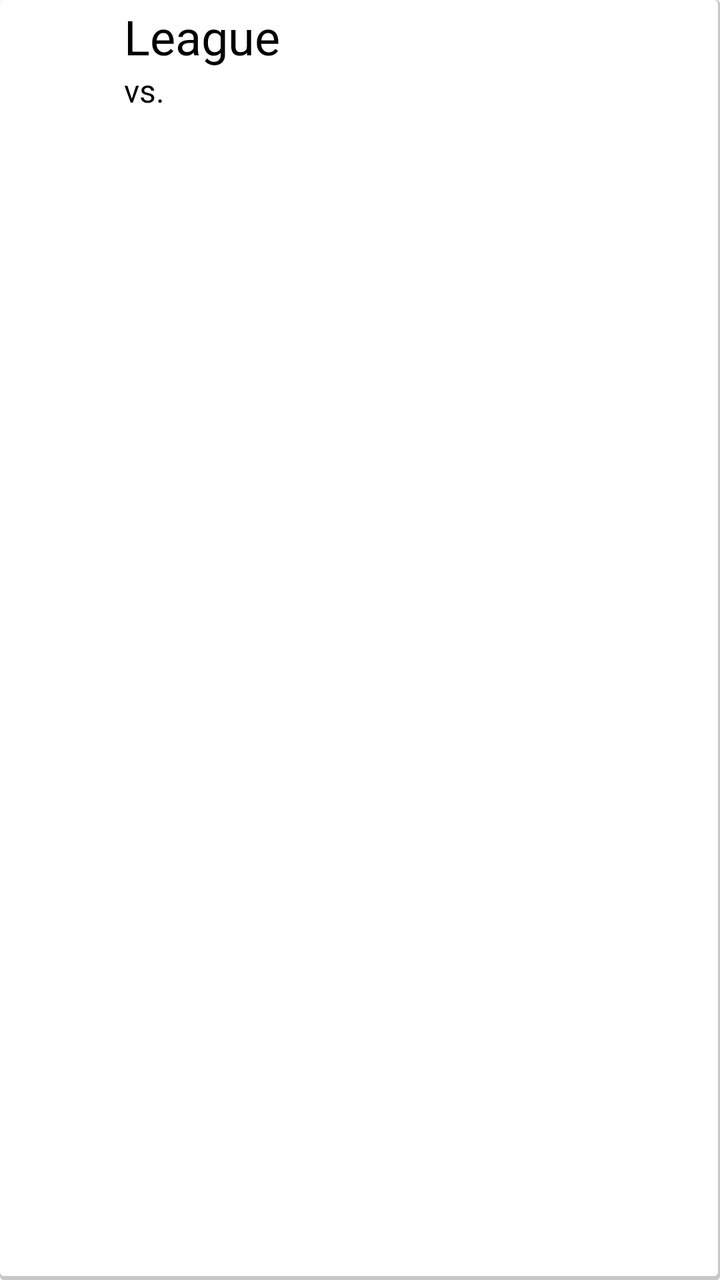
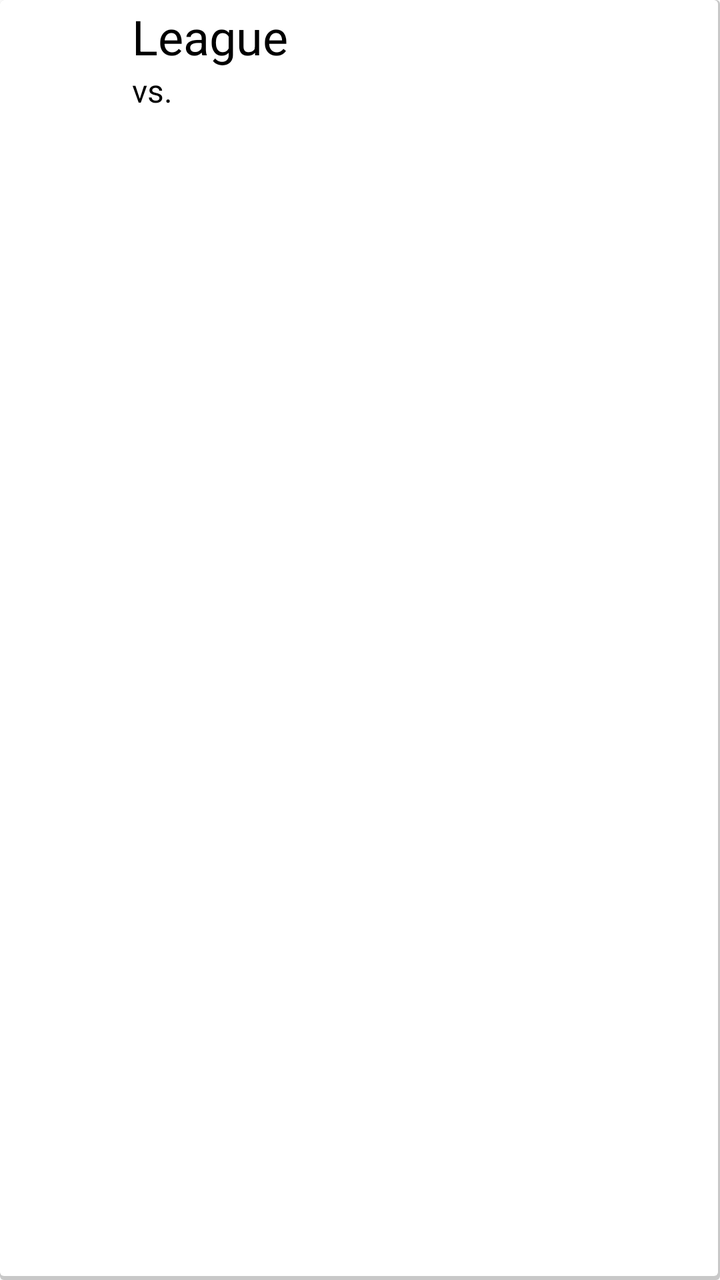

Screens rendered from an Android XML layout before and after an edit, with the pre-edit source and the edit as a unified diff.
<!-- AndroidManifest.xml: application theme AppTheme -->
<!-- res/layout/matches_league_item.xml -->
<LinearLayout xmlns:android="http://schemas.android.com/apk/res/android"
    android:layout_width="match_parent"
    android:layout_height="wrap_content"
    android:layout_margin="2dp"
    android:background="@drawable/shape_card_border"
    android:orientation="horizontal">

    <ImageView
        android:id="@+id/matches_league_item_logo"
        android:layout_width="60dp"
        android:layout_height="60dp"
        android:contentDescription="@string/matches_league_item_logo"/>

    <LinearLayout xmlns:android="http://schemas.android.com/apk/res/android"
        android:layout_width="match_parent"
        android:layout_height="wrap_content"
        android:padding="2dp"
        android:orientation="vertical">

        <TextView
            android:id="@+id/matches_league_item_title"
            android:layout_width="match_parent"
            android:layout_height="wrap_content"
            android:text="@string/matches_league_item_name"
            android:textSize="24sp"
            android:textColor="@color/teamRankings"
            android:singleLine="true"/>

        <TextView
            android:id="@+id/matches_league_item_date"
            android:layout_width="match_parent"
            android:layout_height="wrap_content"
            android:text="@string/matches_match_item_middle_text"
            android:textSize="16sp"
            android:textColor="@color/teamRankings"/>
    </LinearLayout>
</LinearLayout>
<!-- resources referenced by this layout -->
<resources>
  <color name="teamRankings">#000000</color>
  <!-- drawable shape_card_border (drawable) -->
  <?xml version="1.0" encoding="utf-8"?>
  <layer-list xmlns:android="http://schemas.android.com/apk/res/android">
      <item>
          <shape android:shape="rectangle">
              <solid android:color="#CABBBBBB"/>
              <corners android:radius="2dp" />
          </shape>
      </item>
  
      <item
          android:left="0dp"
          android:right="1dp"
          android:top="0dp"
          android:bottom="2dp">
          <shape android:shape="rectangle">
              <solid android:color="@android:color/white"/>
              <corners android:radius="2dp" />
          </shape>
      </item>
  </layer-list>
  <string name="matches_league_item_logo">League logo</string>
  <string name="matches_league_item_name">League</string>
  <string name="matches_match_item_middle_text">vs.</string>
  <style name="AppTheme" parent="Theme.AppCompat.Light.NoActionBar">
          <item name="colorPrimary">@color/colorPrimary</item>
          <item name="colorPrimaryDark">@color/colorPrimaryDark</item>
          <item name="colorAccent">@color/colorAccent</item>
  
          <item name="android:dialogTheme">@style/MyDialogTheme</item>
          <item name="android:datePickerStyle">@style/MyDatePicker</item>
  
          <item name="drawerArrowStyle">@style/DrawerArrowStyle</item>
      </style>
  <color name="colorPrimary">#03A9F4</color>
  <color name="colorPrimaryDark">#0277BD</color>
  <color name="colorAccent">#2A2D34</color>
  <style name="MyDialogTheme" parent="Theme.AppCompat.Light.Dialog">
          <item name="android:datePickerStyle">@style/MyDatePicker</item>
      </style>
  <style name="MyDatePicker">
          <item name="android:calendarViewShown">false</item>
      </style>
  <style name="DrawerArrowStyle" parent="Widget.AppCompat.DrawerArrowToggle">
          <item name="spinBars">true</item>
          <item name="color">@android:color/white</item>
      </style>
</resources>

<!-- the commit's change to res/layout/matches_league_item.xml (unified diff, before → after) -->
@@ -9,6 +9,7 @@
         android:id="@+id/matches_league_item_logo"
         android:layout_width="60dp"
         android:layout_height="60dp"
+        android:layout_margin="2dp"
         android:contentDescription="@string/matches_league_item_logo"/>
 
     <LinearLayout xmlns:android="http://schemas.android.com/apk/res/android"
